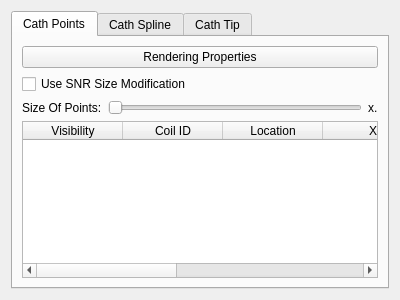
First picture: the form in rtUI/cathOptions.ui, repository pengwg/vurtigo, before the edit.
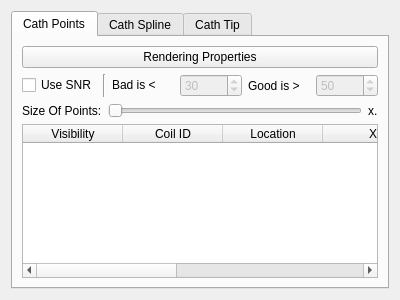
Second picture: the form after the edit. The open tabs and pages were chosen to show the change.

```diff
--- a/rtUI/cathOptions.ui
+++ b/rtUI/cathOptions.ui
@@ -32,11 +32,71 @@
         </widget>
        </item>
        <item>
-        <widget class="QCheckBox" name="snrSizeCheckBox">
-         <property name="text">
-          <string>Use SNR Size Modification</string>
-         </property>
-        </widget>
+        <layout class="QHBoxLayout" name="horizontalLayout_2">
+         <item>
+          <widget class="QCheckBox" name="snrSizeCheckBox">
+           <property name="text">
+            <string>Use SNR</string>
+           </property>
+          </widget>
+         </item>
+         <item>
+          <widget class="Line" name="line">
+           <property name="orientation">
+            <enum>Qt::Vertical</enum>
+           </property>
+          </widget>
+         </item>
+         <item>
+          <widget class="QLabel" name="label_7">
+           <property name="text">
+            <string>Bad is &lt;</string>
+           </property>
+          </widget>
+         </item>
+         <item>
+          <widget class="QSpinBox" name="badSpin">
+           <property name="enabled">
+            <bool>false</bool>
+           </property>
+           <property name="keyboardTracking">
+            <bool>false</bool>
+           </property>
+           <property name="maximum">
+            <number>1000</number>
+           </property>
+           <property name="value">
+            <number>30</number>
+           </property>
+          </widget>
+         </item>
+         <item>
+          <widget class="QLabel" name="label_8">
+           <property name="text">
+            <string>Good is &gt;</string>
+           </property>
+          </widget>
+         </item>
+         <item>
+          <widget class="QSpinBox" name="goodSpin">
+           <property name="enabled">
+            <bool>false</bool>
+           </property>
+           <property name="keyboardTracking">
+            <bool>false</bool>
+           </property>
+           <property name="minimum">
+            <number>1</number>
+           </property>
+           <property name="maximum">
+            <number>1000</number>
+           </property>
+           <property name="value">
+            <number>50</number>
+           </property>
+          </widget>
+         </item>
+        </layout>
        </item>
        <item>
         <layout class="QHBoxLayout" name="horizontalLayout">
```
Left out of the diff: 4 changed lines with no effect on the pictures.
